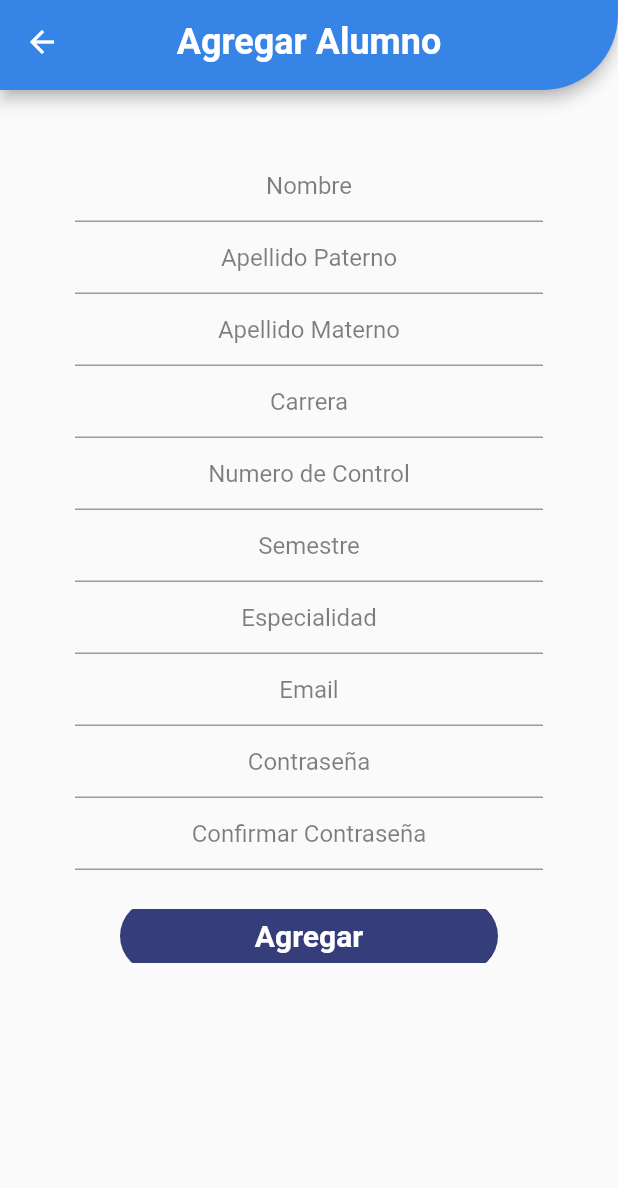
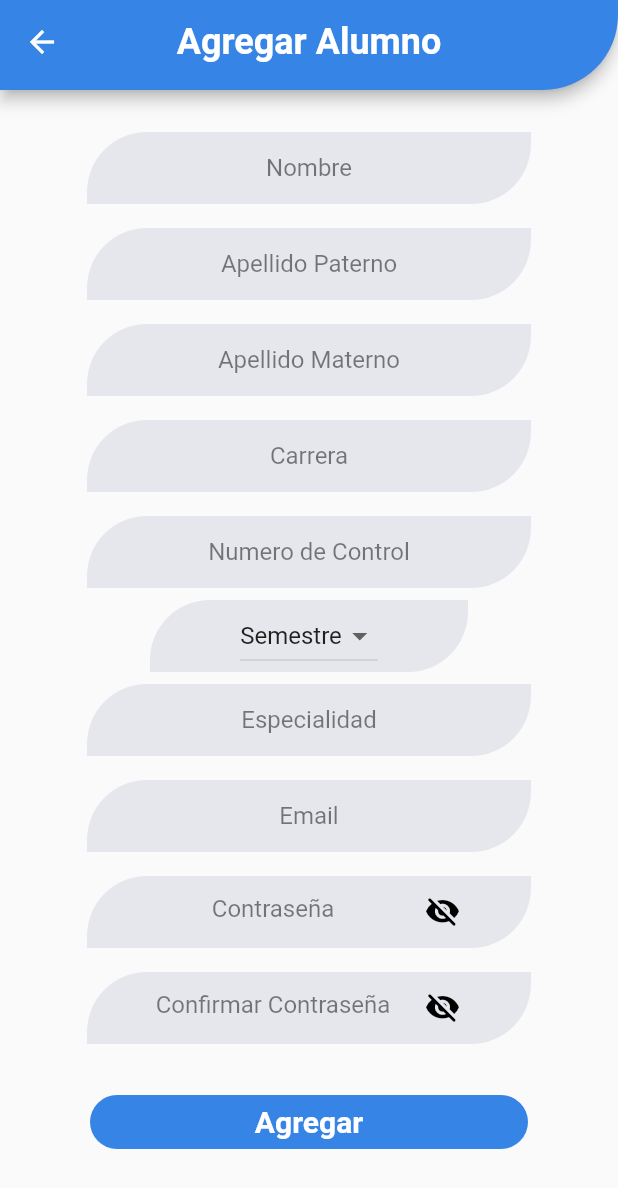
Before and after one commit to RayRMRZ/Flutter-Project-Asistance-Control, a Flutter app: the AdminPagina screen opened directly, after a tap on "Agregar Alumno", on a phone screen of 412 x 824 dp. Shown: the top 1188 px of the screen. Run offline on Flutter 3.47's test engine with Material 2 defaults, Android fonts, the light colour scheme and no system bars; our stand-ins replace flare_flutter; missing offline and left inert: barcode_scan.

Commit message:
Mejora Interfaz Formulario: agregar docente, alumno y materia

```diff
--- a/Interfaz_Proyecto/lib/AddAlumnoUI.dart
+++ b/Interfaz_Proyecto/lib/AddAlumnoUI.dart
@@ -18,9 +18,24 @@ final password2Controller = new TextEditingController();
 
 
 class _AddAlumnoPagina extends State<AddAlumnoPagina> {
+  final List<String> semestres = ["Semestre","1","2", "3", "4","5","6","7","8","9","10","11","12"];
+  String semestreSeleccionado = "Semestre";
+
+
+
+
   @override
   Widget build(BuildContext context) {
-    return Scaffold(
+    return GestureDetector(
+
+      onTap: () {
+        FocusScopeNode currentFocus = FocusScope.of(context);
+        if (!currentFocus.hasPrimaryFocus) {
+          currentFocus.unfocus();
+        }
+      },
+
+      child: Scaffold(
         appBar: PreferredSize(
           preferredSize: Size.fromHeight(60),
           child: AppBar(
@@ -41,31 +56,54 @@ class _AddAlumnoPagina extends State<AddAlumnoPagina> {
 
         body: Container(
           child: Container(
-          margin: EdgeInsets.symmetric(vertical: 40,horizontal: 50),
+            margin: EdgeInsets.symmetric(vertical: 20,horizontal: 30),
             child: ListView(
               children: [
-              txtID("Nombre", nameController),
-              txtID("Apellido Paterno", apellidoPaController),
-              txtID("Apellido Materno", apellidoMaController),
-              txtID("Carrera", carreraController),
-              txtID("Numero de Control", numeroControlController),
-              txtID("Semestre", semestreController),
-              txtID("Especialidad", especialidadController),
-              txtID("Email", emailController),
-              txtID("Contraseña", passwordController),
-              txtID("Confirmar Contraseña", password2Controller),
+                txtInput("Nombre", nameController),
+                txtInput("Apellido Paterno", apellidoPaController),
+                txtInput("Apellido Materno", apellidoMaController),
+                txtInput("Carrera", carreraController),
+                txtInput("Numero de Control", numeroControlController),
+                 Container(
+                    decoration: BoxDecoration(
+                      borderRadius: BorderRadius.only(topLeft: Radius.circular(40), bottomRight: Radius.circular(40)),
+                      color: Color.fromRGBO(53, 62, 123, 0.1),
+                      ),
+                    margin: EdgeInsets.symmetric(horizontal: 70),
+                    child: Center(
+                      child: DropdownButton<String>(
+                        value: semestreSeleccionado,
+                        onChanged: (value){
+                          setState((){
+                            semestreSeleccionado = value;
+                          });
+                        },
+                        items: semestres.map<DropdownMenuItem<String>>((value){
+                          return DropdownMenuItem(
+                            child: Text(value, style: TextStyle(),),
+                            value: value,
+                            );
+                        }).toList(),
+                      ),
+                    ),
+                  ),
+
+
+                txtInput("Especialidad", especialidadController),
+                txtInput("Email", emailController),
+                txtPassword("Contraseña", passwordController),
+                txtPassword("Confirmar Contraseña", password2Controller),
                 Padding(
                 padding: const EdgeInsets.symmetric(vertical: 20, horizontal: 30),
-              child: ClipRRect(
-              borderRadius: BorderRadius.circular(200),
                   child: FlatButton(
-                color: Color.fromRGBO(53, 62, 123, 1),
+                    shape: RoundedRectangleBorder(borderRadius: BorderRadius.circular(40)),
+                    color: Color.fromRGBO(53, 132, 230, 1),
                       onPressed: (){/*AQUI METE NU ÑOGICA*/},
                       child: Text("Agregar", style:TextStyle(color: Colors.white, fontWeight: FontWeight.bold, fontSize: 20)),
                     ),
                 ),
+              ]
             ),
-            ]
           ),
         ),
       ),
@@ -77,15 +115,77 @@ class _AddAlumnoPagina extends State<AddAlumnoPagina> {
 
 
 
-TextFormField txtID(String campo, TextEditingController controlador){
-  return TextFormField(
+Padding txtInput(String campo, TextEditingController controlador){
+  return Padding(
+    padding: const EdgeInsets.all(8.0),
+    child: Container(
+      margin: EdgeInsets.symmetric(horizontal: 20),
+      decoration: BoxDecoration(
+        borderRadius: BorderRadius.only(topLeft: Radius.circular(40), bottomRight: Radius.circular(40)),
+        color: Color.fromRGBO(53, 62, 123, 0.1),
+      ),
+      child: Padding(
+        padding: const EdgeInsets.symmetric(horizontal: 35),
+        child: TextFormField(
           controller: controlador,
           style: TextStyle(color: Colors.black),
           textAlign: TextAlign.center,
-
           decoration: InputDecoration(
             hintText: campo,
             hintStyle: TextStyle(color: Color.fromRGBO(0, 0, 0, 0.5), ),
+            enabledBorder: UnderlineInputBorder(
+              borderSide: BorderSide(style: BorderStyle.none)
+            )
+          ),
+        ),
+      ),
+    ),
+  );
+}
+
+
+ bool _passwordVisible = false;
+  @override
+  // ignore: must_call_super
+  void initState() {
+    _passwordVisible = false;
+  }
+  Padding txtPassword(String titulo, TextEditingController passwordController) {
+  return Padding(
+    padding: const EdgeInsets.all(8.0),
+    child: Container(
+      margin: EdgeInsets.symmetric(horizontal: 20),
+      decoration: BoxDecoration(
+        borderRadius: BorderRadius.only(topLeft: Radius.circular(40), bottomRight: Radius.circular(40)),
+        color: Color.fromRGBO(53, 62, 123, 0.1),
+      ),
+      child: Padding(
+        padding: const EdgeInsets.symmetric(horizontal: 35),
+        child: TextFormField(
+          textAlign: TextAlign.center,
+          controller: passwordController,
+          obscureText: !_passwordVisible,
+          style: TextStyle(color: Colors.black),
+          //textAlign: TextAlign.center,
+          decoration: InputDecoration(
+            enabledBorder: UnderlineInputBorder(
+              borderSide: BorderSide(style: BorderStyle.none)
+            ),
+            hintText: titulo,
+            hintStyle: TextStyle(color: Color.fromRGBO(0, 0, 0, 0.5)),
+            //icon: ImageIcon(AssetImage(icono), color: Colors.white),
+            suffixIcon: IconButton(
+                    icon: Icon(
+                _passwordVisible ? Icons.visibility_rounded : Icons.visibility_off_rounded,
+                color: Colors.black,
+              ),
+              onPressed: () => setState(()  {
+                         _passwordVisible = !_passwordVisible;
+                     })
+            ),
+          ),
+        ),
+      ),
     ),
   );
 }
--- a/Interfaz_Proyecto/lib/AdminUI.dart
+++ b/Interfaz_Proyecto/lib/AdminUI.dart
@@ -119,39 +119,42 @@ class _AdminPagina extends State<AdminPagina> {
       width: 150,
       height: 300,
       margin: EdgeInsets.only(top: 80),
+      child: Padding(
+        padding: const EdgeInsets.symmetric(horizontal: 30),
         child: ListView(
           children: [
             Padding(
-            padding: const EdgeInsets.symmetric(vertical: 20, horizontal: 30),
-            child: ClipRRect(
-            borderRadius: BorderRadius.circular(200),
+              padding: const EdgeInsets.symmetric(vertical: 10, horizontal: 70),
               child: FlatButton(
+                height: 50,
+                shape: RoundedRectangleBorder(borderRadius: BorderRadius.circular(40)),
+                color: Color.fromRGBO(53, 132, 230, 1),
                 onPressed: (){Navigator.push(context,MaterialPageRoute(builder: (context) => AddAlumnoPagina()));},
                 child: Text("Agregar Alumno", style:TextStyle(color: Colors.white, fontWeight: FontWeight.bold, fontSize: 20)),
                 ),
             ),
-          ),
             Padding(
-            padding: const EdgeInsets.symmetric(vertical: 20, horizontal: 30),
-            child: ClipRRect(
-            borderRadius: BorderRadius.circular(200),
+              padding: const EdgeInsets.symmetric(vertical: 10, horizontal: 70),
               child: FlatButton(
+                height: 50,
+                shape: RoundedRectangleBorder(borderRadius: BorderRadius.circular(40)),
+                color: Color.fromRGBO(53, 132, 230, 1),
                 onPressed: (){Navigator.push(context,MaterialPageRoute(builder: (context) => AddDocentePagina()));},
                 child: Text("Agregar Docente", style:TextStyle(color: Colors.white, fontWeight: FontWeight.bold, fontSize: 20)),
                 ),
             ),
-          ),
             Padding(
-            padding: const EdgeInsets.symmetric(vertical: 20, horizontal: 30),
-            child: ClipRRect(
-            borderRadius: BorderRadius.circular(200),
+              padding: const EdgeInsets.symmetric(vertical: 10, horizontal: 70),
               child: FlatButton(
+                height: 50,
+                shape: RoundedRectangleBorder(borderRadius: BorderRadius.circular(40)),
+                color: Color.fromRGBO(53, 132, 230, 1),
                 onPressed: (){Navigator.push(context,MaterialPageRoute(builder: (context) => AddMateriaPagina()));},
                 child: Text("Agregar Materia", style:TextStyle(color: Colors.white, fontWeight: FontWeight.bold, fontSize: 20)),
                 ),
             ),
+          ],
         ),
-        ],
       )
     );
   }
```
Also changed, not shown: Interfaz_Proyecto/lib/AddDocenteUI.dart (+36 -14 lines), Interfaz_Proyecto/lib/AddMateriaUI.dart (+20 -7 lines), Interfaz_Proyecto/lib/LoginUI.dart (+21 -7 lines). Lines whose indentation alone changed are shown as unchanged.
